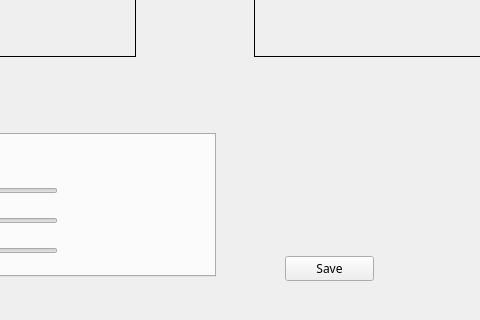
Before: the Qt Designer form OpenCV2.ui in markctm/Vision_Inspection, drawn with Qt 5; both pictures show x 485 to 965 and y 544 to 864 of the 1396 by 864 pixel window.
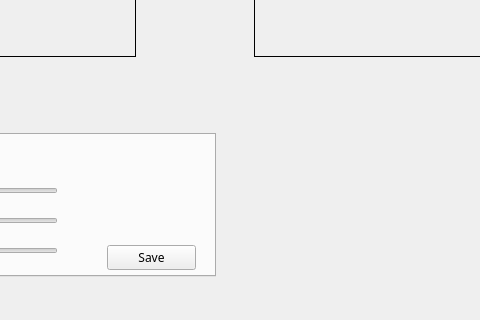
After: the same form once the commit is applied.

The edit to the form file:
```diff
--- a/OpenCV2.ui
+++ b/OpenCV2.ui
@@ -222,6 +222,19 @@
       <string>Stop</string>
      </property>
     </widget>
+    <widget class="QPushButton" name="save_button">
+     <property name="geometry">
+      <rect>
+       <x>570</x>
+       <y>110</y>
+       <width>89</width>
+       <height>25</height>
+      </rect>
+     </property>
+     <property name="text">
+      <string>Save</string>
+     </property>
+    </widget>
    </widget>
    <widget class="QWidget" name="MES_tab">
     <attribute name="title">
@@ -429,19 +442,6 @@
     <bool>false</bool>
    </property>
   </widget>
-  <widget class="QPushButton" name="save_button">
-   <property name="geometry">
-    <rect>
-     <x>770</x>
-     <y>800</y>
-     <width>89</width>
-     <height>25</height>
-    </rect>
-   </property>
-   <property name="text">
-    <string>Save</string>
-   </property>
-  </widget>
   <zorder>test_button</zorder>
   <zorder>load_button</zorder>
   <zorder>image_label2</zorder>
```
Left out of the diff: 1 changed line with no effect on the pictures.
